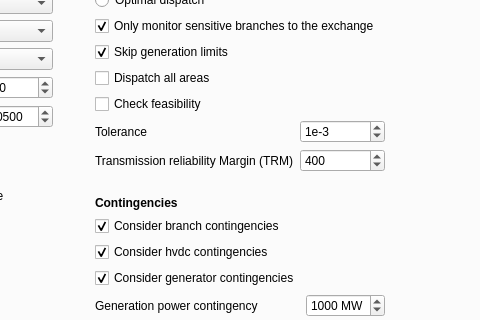
This is src/GridCal/Gui/Main/MainWindow.ui in SanPen/GridCal as Qt 5 draws it before an edit; both pictures show x 399 to 879 and y 187 to 507 of the 1194 by 765 pixel window. The edited form follows.
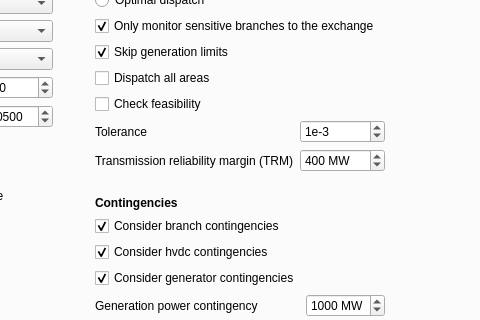
This is the edited form. The open tabs and pages were chosen to show the change. Icons and pictures are not drawn.

The edit to the form file:
```diff
--- a/src/GridCal/Gui/Main/MainWindow.ui
+++ b/src/GridCal/Gui/Main/MainWindow.ui
@@ -3678,6 +3678,9 @@
                   </item>
                   <item row="7" column="1">
                    <widget class="QSpinBox" name="trm_spinBox">
+                    <property name="suffix">
+                     <string> MW</string>
+                    </property>
                     <property name="maximum">
                      <number>1500</number>
                     </property>
@@ -3695,7 +3698,7 @@
                   <item row="7" column="0">
                    <widget class="QLabel" name="label_23">
                     <property name="text">
-                     <string>Transmission reliability Margin (TRM)</string>
+                     <string>Transmission reliability margin (TRM)</string>
                     </property>
                    </widget>
                   </item>
```
